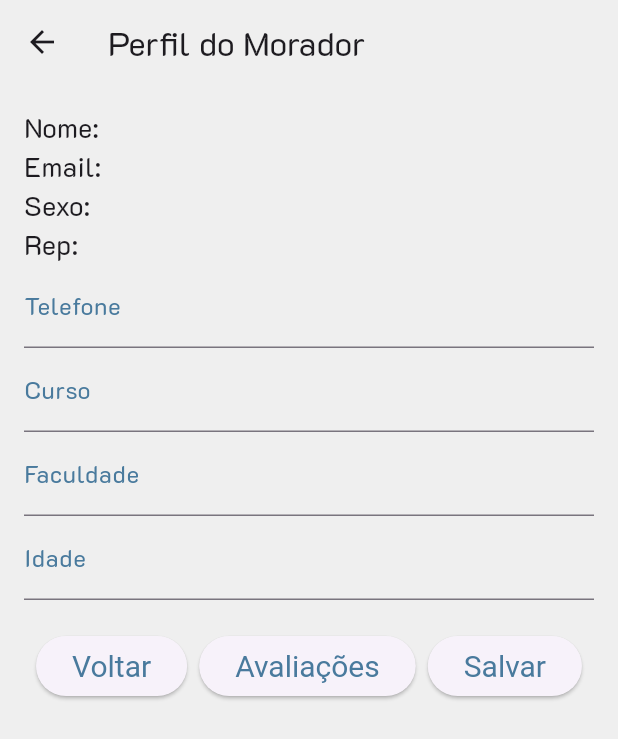
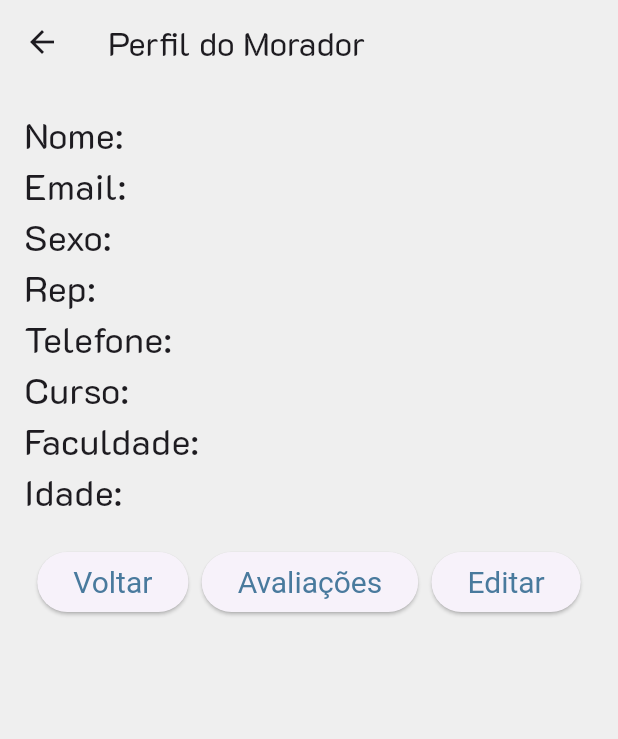
Before and after one commit to pedroaugustosgs/Rate.io, a Flutter app: the PerfilMorador screen opened by its route, on a phone screen of 412 x 824 dp. Shown: the top 739 px of the screen. Run offline on Flutter 3.47's test engine with Material 3 defaults, Android fonts, the phone set to English and light mode, and no system bars; our stand-ins replace cloud_firestore, firebase_auth, firebase_core, flutter_masked_text2, flutter_rating_bar, google_fonts and 1 more; missing offline and left inert: dart:ffi; accounts and stored records are empty.

Commit message:
Perfil morador e edita morador

```diff
--- a/rate_io/lib/loginScreen.dart
+++ b/rate_io/lib/loginScreen.dart
@@ -156,7 +156,7 @@ class _LoginPageState extends State<LoginPage> {
             ElevatedButton(
               onPressed: () {
 
-                Navigator.of(context).pushNamed(Routes.avaliaRepScream);
+                Navigator.of(context).pushNamed(Routes.perfilMorador);
               },
               child: Text('Teste'),
             ), // Botão de teste
--- a/rate_io/lib/perfilMoradorScreen.dart
+++ b/rate_io/lib/perfilMoradorScreen.dart
@@ -1,5 +1,6 @@
 import 'package:flutter/material.dart';
 import 'classes/morador.dart';
+import 'routes.dart';
 
 class PerfilMorador extends StatefulWidget {
 
@@ -55,27 +56,14 @@ class _PerfilMoradorState extends State<PerfilMorador> {
         child: Column(
           crossAxisAlignment: CrossAxisAlignment.start,
           children: [
-            Text('Nome: ', style: TextStyle(fontSize: 18)),
-            Text('Email: ', style: TextStyle(fontSize: 18)),
-            Text('Sexo: ', style: TextStyle(fontSize: 18)),
-            Text('Rep: ', style: TextStyle(fontSize: 18)),
-            TextField(
-              controller: _telefoneController,
-              decoration: InputDecoration(labelText: 'Telefone'),
-            ),
-            TextField(
-              controller: _cursoController,
-              decoration: InputDecoration(labelText: 'Curso'),
-            ),
-            TextField(
-              controller: _faculdadeController,
-              decoration: InputDecoration(labelText: 'Faculdade'),
-            ),
-            TextField(
-              controller: _idadeController,
-              decoration: InputDecoration(labelText: 'Idade'),
-              keyboardType: TextInputType.number,
-            ),
+            Text('Nome: ', style: TextStyle(fontSize: 24)),
+            Text('Email: ', style: TextStyle(fontSize: 24)),
+            Text('Sexo: ', style: TextStyle(fontSize: 24)),
+            Text('Rep: ', style: TextStyle(fontSize: 24)),
+            Text('Telefone: ', style: TextStyle(fontSize: 24)),
+            Text('Curso: ', style: TextStyle(fontSize: 24)),
+            Text('Faculdade: ', style: TextStyle(fontSize: 24)),
+            Text('Idade: ', style: TextStyle(fontSize: 24)),
             SizedBox(height: 20),
             Row(
               mainAxisAlignment: MainAxisAlignment.spaceEvenly,
@@ -93,8 +81,10 @@ class _PerfilMoradorState extends State<PerfilMorador> {
                   child: Text('Avaliações'),
                 ),
                 ElevatedButton(
-                  onPressed: _salvarAlteracoes,
-                  child: Text('Salvar'),
+                  onPressed: (){
+                    Navigator.of(context).pushNamed(Routes.editarPerfilMoradorScreen);
+                  },
+                  child: Text('Editar'),
                 ),
               ],
             ),
--- a/rate_io/lib/routes.dart
+++ b/rate_io/lib/routes.dart
@@ -6,15 +6,17 @@ import 'homeScreen.dart';
 import 'avaliaRepScreen.dart'; // Import the AvaliaRepScreen
 import 'avaliaMoradorScreen.dart'; // Import the AvaliaMoradorScreen
 import 'perfilMoradorScreen.dart'; // Import the PerfilMorador screen
+import 'editarPerfilMoradorScreen.dart'; // Import the EditarPerfilMoradorScreen
 
 class Routes {
   static const String login = '/';
   static const String registerScream = '/registerScream';
   static const String homeScream = '/homeScream';
   static const String repRegisterScream = '/repRegisterScream';
-  static const String avaliaRepScream = '/avaliaRepScream'; // Add a constant for AvaliaRepScreen
-  static const String avaliaMoradorScreen = '/avaliaMoradorScreen'; // Add a constant for AvaliaMoradorScreen
-  static const String perfilMorador = '/perfilMorador'; // Add a constant for PerfilMorador
+  static const String avaliaRepScream = '/avaliaRepScream';
+  static const String avaliaMoradorScreen = '/avaliaMoradorScreen';
+  static const String perfilMorador = '/perfilMorador';
+  static const String editarPerfilMoradorScreen = '/editarPerfilMoradorScreen'; // Add a constant for EditarPerfilMoradorScreen
 
   static Route<dynamic> generateRoute(RouteSettings settings) {
     switch (settings.name) {
@@ -27,11 +29,13 @@ class Routes {
       case repRegisterScream:
         return MaterialPageRoute(builder: (_) => RepRegisterPage());
       case avaliaRepScream:
-        return MaterialPageRoute(builder: (_) => AvaliaRepScreen()); // Add the route for AvaliaRepScreen
+        return MaterialPageRoute(builder: (_) => AvaliaRepScreen());
       case avaliaMoradorScreen:
-        return MaterialPageRoute(builder: (_) => AvaliaMoradorScreen()); // Add the route for AvaliaMoradorScreen
+        return MaterialPageRoute(builder: (_) => AvaliaMoradorScreen());
       case perfilMorador:
-        return MaterialPageRoute(builder: (_) => PerfilMorador()); // Add the route for PerfilMorador
+        return MaterialPageRoute(builder: (_) => PerfilMorador());
+      case editarPerfilMoradorScreen:
+        return MaterialPageRoute(builder: (_) => EditarPerfilMoradorScreen()); // Add the route for EditarPerfilMoradorScreen
       default:
         return MaterialPageRoute(builder: (_) => LoginPage()); // Tela padrão
     }
```
Also changed, not shown: rate_io/lib/editarPerfilMoradorScreen.dart (added, +111 -0 lines).
